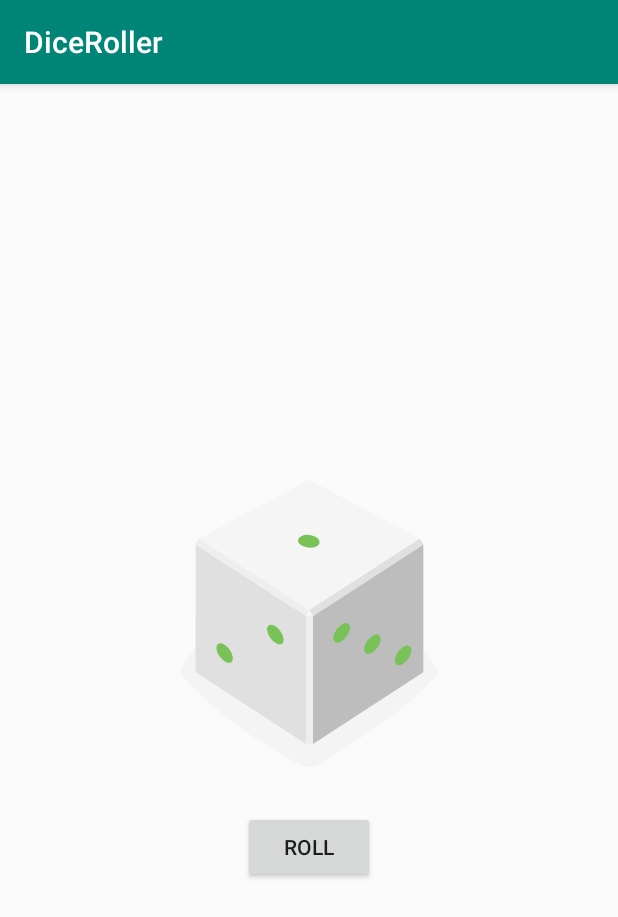
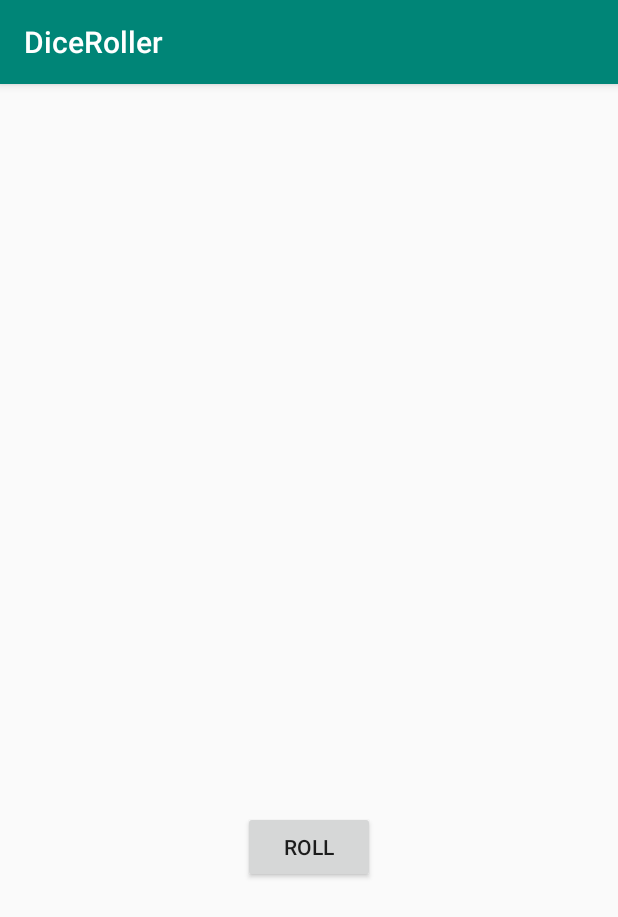
Before and after one commit to rjcculaway/exer-01.5-dice-roller-rjcculaway, an Android app: the screen it shows after launch (MainActivity), on a phone screen of 412 x 824 dp. Shown: the top 917 px of the screen. Run offline under Robolectric (Android 15) with nearby library versions, the phone set to English and light mode, and no system bars.

Commit message:
Improved dice implementation, initial dice is now empty as well

```diff
--- a/app/src/main/java/com/example/diceroller/MainActivity.kt
+++ b/app/src/main/java/com/example/diceroller/MainActivity.kt
@@ -14,11 +14,13 @@ import android.widget.ImageView
 import android.widget.TextView
 
 class MainActivity : AppCompatActivity() {
+    lateinit var diceImage : ImageView
 
     override fun onCreate(savedInstanceState: Bundle?) {
         super.onCreate(savedInstanceState)
         setContentView(R.layout.activity_main)
 
+        diceImage = findViewById(R.id.dice_image)
         val rollButton: Button = findViewById(R.id.roll_button)
         rollButton.setOnClickListener   { rollDice() }
 
@@ -30,7 +32,6 @@ class MainActivity : AppCompatActivity() {
         // Randomize a number
         val randomInt = (1..6).random()
 
-        val resultImage: ImageView = findViewById(R.id.dice_image)
         val drawableResource = when (randomInt) {
             1 -> R.drawable.dice_1
             2 -> R.drawable.dice_2
@@ -39,7 +40,7 @@ class MainActivity : AppCompatActivity() {
             5 -> R.drawable.dice_5
             else -> R.drawable.dice_6
         }
-        resultImage.setImageResource(drawableResource)
+        diceImage.setImageResource(drawableResource)
     }
 
 //    private fun countUp() {
--- a/app/src/main/res/layout/activity_main.xml
+++ b/app/src/main/res/layout/activity_main.xml
@@ -14,7 +14,8 @@
         android:layout_width="wrap_content"
         android:layout_height="wrap_content"
         android:layout_gravity="center_horizontal"
-        android:src="@drawable/dice_1" />
+        android:src="@drawable/empty_dice"
+        tools:src="@drawable/dice_1" />
 
     <Button
         android:layout_width="wrap_content"
```
